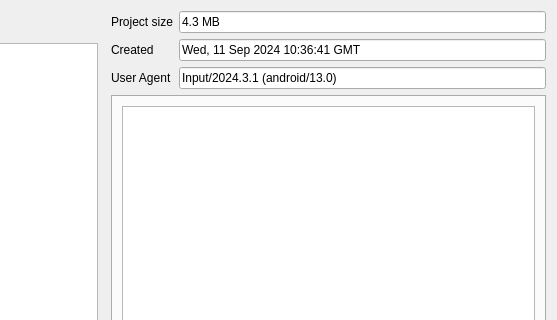
Old version of the form Mergin/ui/ui_versions_viewer.ui in the repository MerginMaps/qgis-plugin; both pictures show x 738 to 1295 and y 0 to 320 of the 1295 by 736 pixel window.
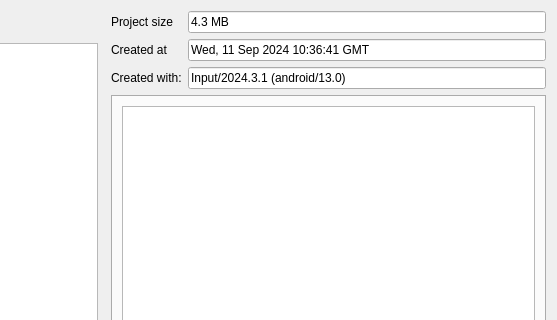
New version of the form. Icons and pictures are not drawn. Custom widgets are drawn as their Qt base class.

Patch:
```diff
--- a/Mergin/ui/ui_versions_viewer.ui
+++ b/Mergin/ui/ui_versions_viewer.ui
@@ -259,7 +259,7 @@
          <item row="3" column="0">
           <widget class="QLabel" name="label_5">
            <property name="text">
-            <string>User Agent</string>
+            <string>Created with:</string>
            </property>
           </widget>
          </item>
@@ -293,7 +293,7 @@
          <item row="2" column="0">
           <widget class="QLabel" name="label_4">
            <property name="text">
-            <string>Created</string>
+            <string>Created at</string>
            </property>
           </widget>
          </item>
```
